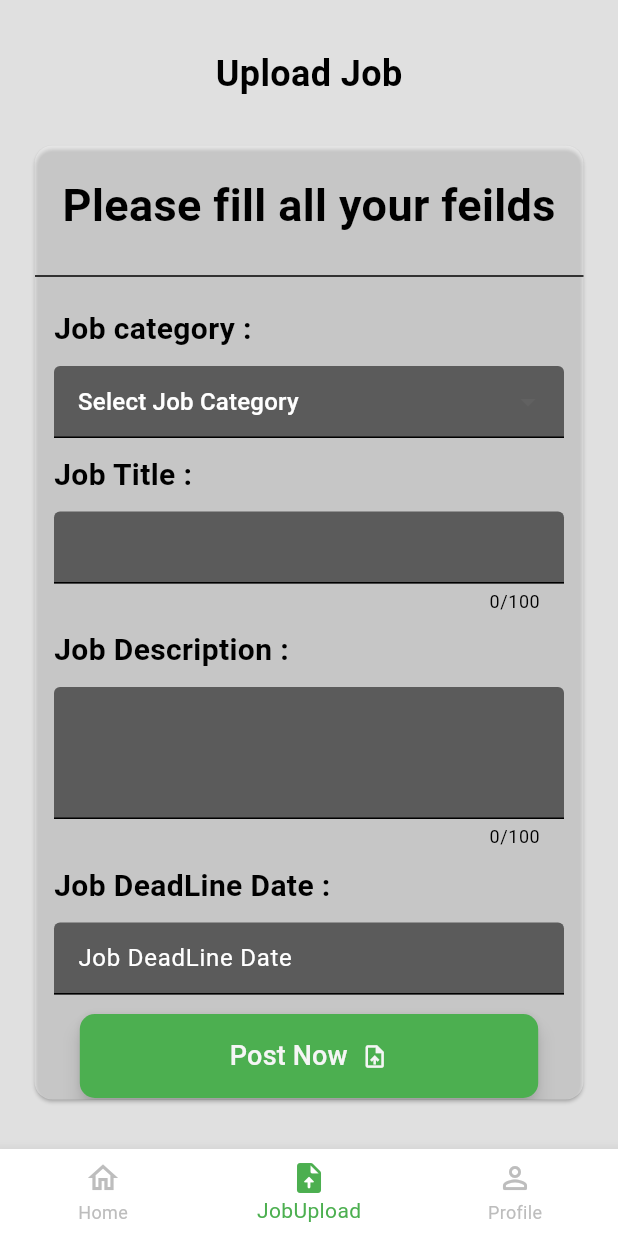
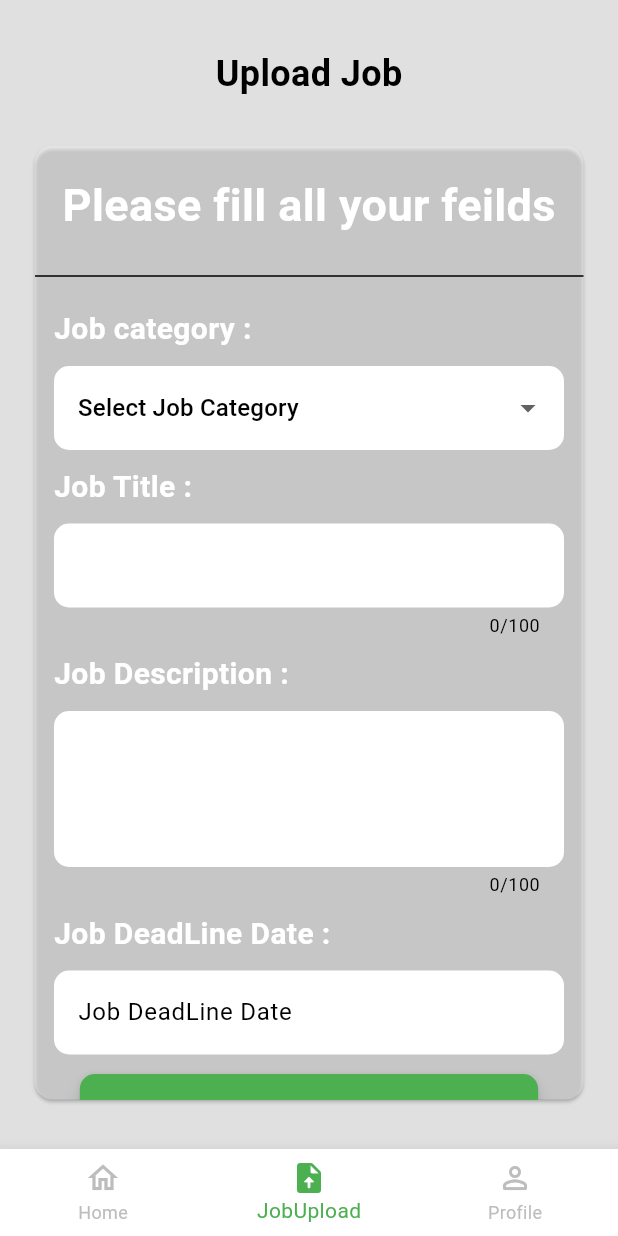
Before and after one commit to Yogendra-Nimje/Minor-Project, a Flutter app: the screen it shows once a user with an empty profile is signed in, item 2 of the bottom bar chosen, on a phone screen of 412 x 824 dp. Run offline on Flutter 3.47's test engine with Material 3 defaults, Android fonts, the phone set to English and light mode, and no system bars; our stand-ins replace animated_background, cloud_firestore, firebase_auth, firebase_core, firebase_storage, fluttericon and 7 more; missing offline and left inert: dart:ffi, image_input; accounts and stored records are empty.

Commit message:
UI updated

```diff
--- a/lib/Widgets/comments_widget.dart
+++ b/lib/Widgets/comments_widget.dart
@@ -74,7 +74,7 @@
                   style: TextStyle(
                     fontStyle: FontStyle.normal,
                     fontWeight: FontWeight.bold,
-                    color: Colors.grey,
+                    color: Colors.black,
                     fontSize: 16,
                   ),
                 ),
@@ -84,7 +84,7 @@
                   style: TextStyle(
                     fontStyle: FontStyle.italic,
                     fontWeight: FontWeight.normal,
-                    color: Colors.grey,
+                    color: Colors.black38,
                     fontSize: 13,
                   ),
                 ),
--- a/lib/pages/home_pages/profile_page.dart
+++ b/lib/pages/home_pages/profile_page.dart
@@ -222,7 +222,7 @@
                           const SizedBox(
                               height: 80), // Adjusted height to push name lower
                           Card(
-                            color: Colors.grey[500],
+                            color: Colors.grey[360],
                             margin: const EdgeInsets.all(8),
                             shape: RoundedRectangleBorder(
                               borderRadius: BorderRadius.circular(12),
@@ -350,7 +350,7 @@
                                                     borderRadius:
                                                         BorderRadius.circular(
                                                             20),
-                                                    color: Colors.grey[400]),
+                                                    color: Colors.grey[350]),
                                                 child: Column(
                                                   children: [
                                                     SwitchListTile(
--- a/lib/pages/home_pages/upload_job_screen.dart
+++ b/lib/pages/home_pages/upload_job_screen.dart
@@ -47,7 +47,7 @@
       child: Text(
         lable,
         style: const TextStyle(
-          color: Colors.black,
+          color: Colors.white,
           fontSize: 20,
           fontWeight: FontWeight.bold,
         ),
@@ -78,23 +78,17 @@
           },
           key: ValueKey(valuekey),
           style: const TextStyle(
-            color: Colors.white,
+            color: Colors.black,
           ),
           maxLines: valuekey == "JobDescription" ? 3 : 1,
           maxLength: maxLength,
           keyboardType: TextInputType.text,
-          decoration: const InputDecoration(
+          decoration: InputDecoration(
             filled: true,
-            fillColor: Colors.black54,
-            enabledBorder: UnderlineInputBorder(
-              borderSide: BorderSide(color: Colors.black),
-            ),
-            focusedBorder: UnderlineInputBorder(
-              borderSide: BorderSide(color: Colors.black),
-            ),
-            errorBorder: UnderlineInputBorder(
-              borderSide: BorderSide(color: Colors.red),
-            ),
+              border: OutlineInputBorder(
+                borderRadius: BorderRadius.circular(10.0),
+                borderSide: BorderSide.none,
+              )
           ),
         ),
       ),
@@ -113,24 +107,18 @@
             child:  Text(
               value,
               style: const TextStyle(
-                color: Colors.white, // White text for visibility
+                color: Colors.black, // White text for visibility
                 fontSize: 16,
               ),
             ),
           );
         }).toList(),
-        decoration: const InputDecoration(
+        decoration: InputDecoration(
           filled: true,
-          fillColor: Colors.black54,
-          enabledBorder: UnderlineInputBorder(
-            borderSide: BorderSide(color: Colors.black),
-          ),
-          focusedBorder: UnderlineInputBorder(
-            borderSide: BorderSide(color: Colors.black),
-          ),
-          errorBorder: UnderlineInputBorder(
-            borderSide: BorderSide(color: Colors.red),
-          ),
+            border: OutlineInputBorder(
+              borderRadius: BorderRadius.circular(10.0),
+              borderSide: BorderSide.none,
+            )
         ),
         onChanged: (newValue) {
           setState(() {
@@ -140,7 +128,7 @@
         },
         hint: const Text(
           "Select Job Category",
-          style: TextStyle(color: Colors.white),
+          style: TextStyle(color: Colors.black),
         ),
         validator: (value) {
           if (value == null || value.isEmpty) {
@@ -174,19 +162,13 @@
       child: TextFormField(
         controller: _jobDeadLineDateController,
         readOnly: true,
-        style: const TextStyle(color: Colors.white), // Keep the text color white
+        style: const TextStyle(color: Colors.black), // Keep the text color white
         onTap: _picDateDialog, // Call date picker on tap
-        decoration: const InputDecoration(
+        decoration:  InputDecoration(
           filled: true,
-          fillColor: Colors.black54,
-          enabledBorder: UnderlineInputBorder(
-            borderSide: BorderSide(color: Colors.black),
-          ),
-          focusedBorder: UnderlineInputBorder(
-            borderSide: BorderSide(color: Colors.black),
-          ),
-          errorBorder: UnderlineInputBorder(
-            borderSide: BorderSide(color: Colors.red),
+          border: OutlineInputBorder(
+            borderRadius: BorderRadius.circular(10.0),
+            borderSide: BorderSide.none,
           ),
           hintText: "Job DeadLine Date",
           hintStyle: TextStyle(color: Colors.white),
@@ -313,7 +295,7 @@
                             child: Text(
                               "Please fill all your feilds",
                               style: TextStyle(
-                                color: Colors.black,
+                                color: Colors.white,
                                 fontSize: 30,
                                 fontWeight: FontWeight.bold,
                               ),
--- a/pubspec.yaml
+++ b/pubspec.yaml
@@ -59,6 +59,7 @@
   flutter_test:
     sdk: flutter
 
+
   # The "flutter_lints" package below contains a set of recommended lints to
   # encourage good coding practices. The lint set provided by the package is
   # activated in the `analysis_options.yaml` file located at the root of your
```
Also changed, not shown: lib/Jobs/job_detail_screen.dart (+12 -9 lines), lib/assets/Icon.jpeg (added), lib/assets/find_logo.png (added), 29 other files.
